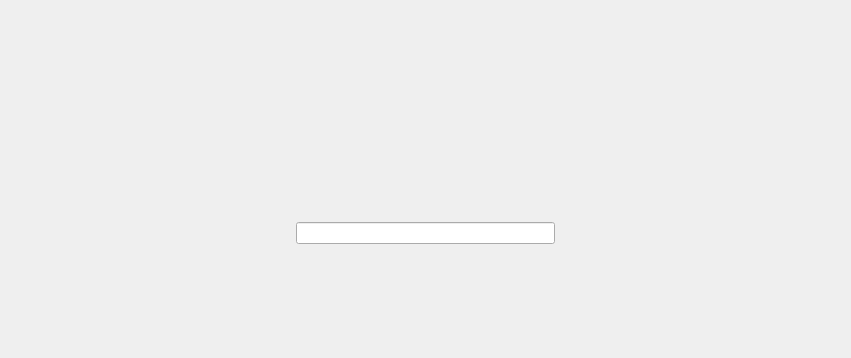
Before: the Qt Designer form MainWindow.ui in liyiyi111/sound, drawn with Qt 5; both pictures show x 0 to 851 and y 0 to 358 of the 851 by 570 pixel window.
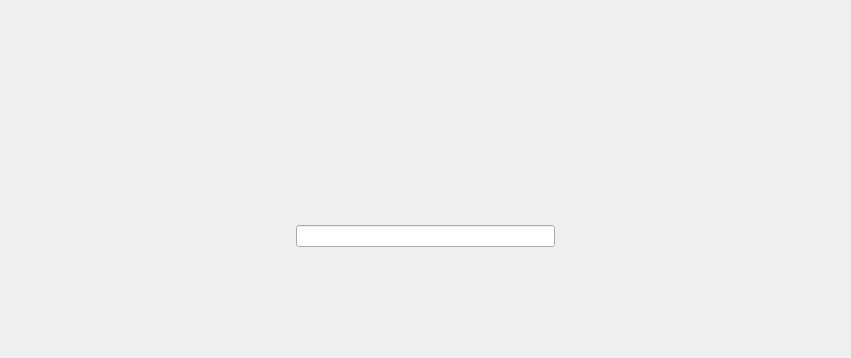
After: the same form once the commit is applied. Icons and pictures are not drawn. Custom widgets are drawn as their Qt base class.

```diff
--- a/MainWindow.ui
+++ b/MainWindow.ui
@@ -34,11 +34,17 @@
    <property name="bottomMargin">
     <number>0</number>
    </property>
+   <property name="spacing">
+    <number>0</number>
+   </property>
    <item row="0" column="0">
     <widget class="QWidget" name="widget" native="true">
      <layout class="QGridLayout" name="gridLayout_2">
       <item row="0" column="0" colspan="3">
        <layout class="QHBoxLayout" name="horizontalLayout_2">
+        <property name="spacing">
+         <number>0</number>
+        </property>
         <item>
          <spacer name="horizontalSpacer_3">
           <property name="orientation">
@@ -46,8 +52,8 @@
           </property>
           <property name="sizeHint" stdset="0">
            <size>
-            <width>768</width>
-            <height>17</height>
+            <width>706</width>
+            <height>33</height>
            </size>
           </property>
          </spacer>
```
Left out of the diff: 26 changed lines with no effect on the pictures.
